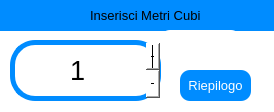
This is view/inserisci_metri_cubi_window.ui in ISacchitella/MicroOne_v1.1 as Qt 5 draws it before an edit. The edited form follows.
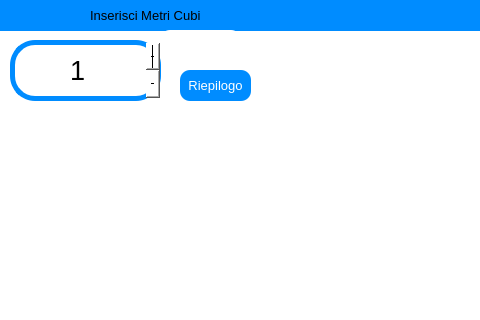
This is the edited form. Icons and pictures are not drawn.

The edit to the form file:
```diff
--- a/view/inserisci_metri_cubi_window.ui
+++ b/view/inserisci_metri_cubi_window.ui
@@ -6,8 +6,8 @@
    <rect>
     <x>0</x>
     <y>0</y>
-    <width>274</width>
-    <height>112</height>
+    <width>480</width>
+    <height>320</height>
    </rect>
   </property>
   <property name="windowTitle">
```
